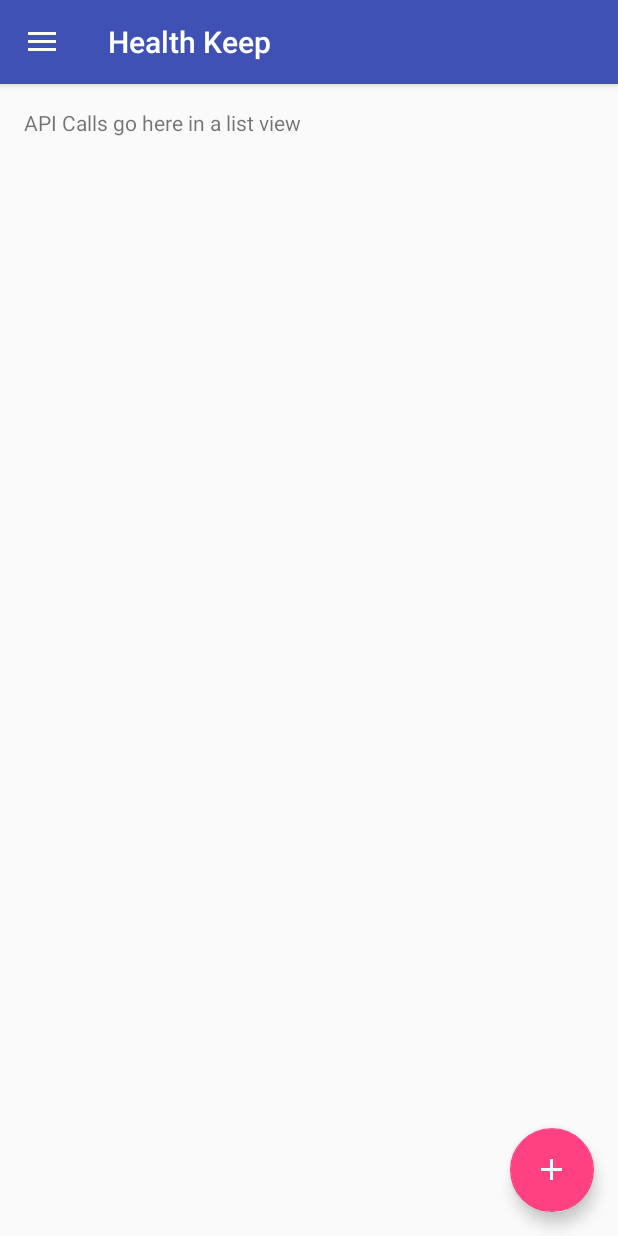
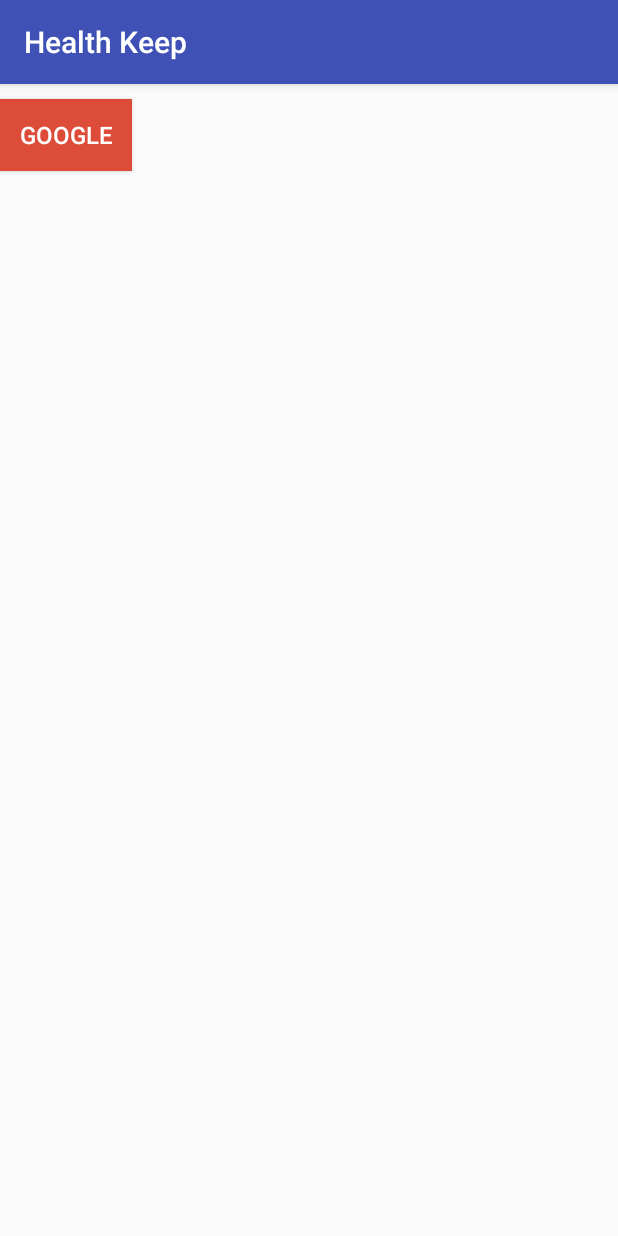
Before and after one commit to addiittya2006/HealthKeep, an Android app: the screen it shows after launch (MainActivity before the commit, Login after it), on a phone screen of 412 x 824 dp. Run offline under Robolectric (Android 15) with nearby library versions, the phone set to English and light mode, and no system bars; 1 statement that could not run was skipped.

Commit message:
login implemented

```diff
--- a/app/build.gradle
+++ b/app/build.gradle
@@ -22,6 +22,7 @@ android {
 dependencies {
     compile fileTree(dir: 'libs', include: ['*.jar'])
     testCompile 'junit:junit:4.12'
-    compile 'com.android.support:appcompat-v7:23.3.0'
+    compile 'com.android.support:appcompat-v7:24.0.0-alpha2'
     compile 'com.android.support:design:23.3.0'
+    compile 'com.google.android.gms:play-services:7.5.0'
 }
--- /dev/null
+++ b/app/src/main/java/com/aaa/cybersrishti/Login.java
@@ -0,0 +1,136 @@
+package com.aaa.cybersrishti;
+
+import android.content.Intent;
+import android.content.IntentSender;
+import android.content.SharedPreferences;
+import android.os.Bundle;
+import android.support.v7.app.ActionBarActivity;
+import android.util.Log;
+import android.view.View;
+import android.widget.Toast;
+
+import com.google.android.gms.common.ConnectionResult;
+import com.google.android.gms.common.Scopes;
+import com.google.android.gms.common.api.GoogleApiClient;
+import com.google.android.gms.common.api.Scope;
+import com.google.android.gms.plus.Plus;
+import com.google.android.gms.plus.model.people.Person;
+
+/**
+ * Created by Anip on 5/7/2016.
+ */
+public class Login extends ActionBarActivity implements GoogleApiClient.ConnectionCallbacks,GoogleApiClient.OnConnectionFailedListener {
+//    CallbackManager callbackManager;
+    SharedPreferences prefs;
+    Person person;
+    private GoogleApiClient mGoogleApiClient;
+    private boolean mIsResolving = false;
+    private boolean mShouldResolve = false;
+    private static final int RC_SIGN_IN = 0;
+
+    @Override
+    public void onCreate(Bundle savedInstanceState) {
+        super.onCreate(savedInstanceState);
+        setContentView(R.layout.login);
+        mGoogleApiClient = new GoogleApiClient.Builder(this)
+                .addConnectionCallbacks(this)
+                .addOnConnectionFailedListener(this)
+                .addApi(Plus.API)
+                .addScope(new Scope(Scopes.PLUS_LOGIN))
+                .addScope(new Scope("email"))
+                .build();
+        Log.i("","entered login act");
+
+    }
+
+    @Override
+    protected void onActivityResult(int requestCode, int resultCode, Intent data) {
+        super.onActivityResult(requestCode, resultCode, data);
+        if (requestCode == RC_SIGN_IN) {
+            // If the error resolution was not successful we should not resolve further.
+            if (resultCode != RESULT_OK) {
+                mShouldResolve = false;
+            } else {
+
+//                dialog.setTitle("Signing In");
+//                dialog.setCancelable(false);
+//                dialog.show();
+            }
+
+            mIsResolving = false;
+            mGoogleApiClient.connect();
+        } else {
+//            callbackManager.onActivityResult(requestCode, resultCode, data);
+
+        }
+    }
+
+    @Override
+    public void onConnected(Bundle bundle) {
+        googleLogin();
+
+    }
+    public void googleLogin(View v) {
+        // User clicked the sign-in button, so begin the sign-in process and automatically
+        // attempt to resolve any errors that occur.
+        mShouldResolve = true;
+        mGoogleApiClient.connect();
+
+        // Show a message to the user that we are signing in.
+        //mStatusTextView.setText(R.string.signing_in);
+    }
+
+    public void googleLogin() {
+        person = Plus.PeopleApi.getCurrentPerson(mGoogleApiClient);
+        if (person != null) {
+            Log.i("hell", "fetching details");
+            final String googleId = person.getId();
+            final String name = person.getDisplayName();
+            final String pic = person.getImage().getUrl();
+            final String birthday = person.getBirthday() != null ? person.getBirthday() : "";
+            Person.AgeRange ageRange = person.getAgeRange();
+            final int ageRangeMin = ageRange != null ? ageRange.getMin() : 0;
+            final int ageRangeMax = ageRange != null ? ageRange.getMax() : 0;
+             final String email = Plus.AccountApi.getAccountName(mGoogleApiClient);
+            final String gender = (person.getGender() == Person.Gender.MALE) ? "male" : "female";
+            final String firstName = person.getName().getGivenName();
+            final String lastName = person.getName().getFamilyName();
+            Toast.makeText(this,name + pic + email,Toast.LENGTH_LONG).show();
+            Intent intent=new Intent(Login.this,MainActivity.class);
+            startActivity(intent);
+
+        }
+        else
+        {
+            Toast.makeText(this,"Error signining in. Please try again",Toast.LENGTH_LONG).show();
+        }
+    }
+
+    @Override
+    public void onConnectionSuspended(int i) {
+
+    }
+
+    @Override
+    public void onConnectionFailed(ConnectionResult connectionResult) {
+        if (!mIsResolving && mShouldResolve) {
+            if (connectionResult.hasResolution()) {
+                try {
+                    connectionResult.startResolutionForResult(this, RC_SIGN_IN);
+                    mIsResolving = true;
+                } catch (IntentSender.SendIntentException e) {
+
+                    mIsResolving = false;
+                    mGoogleApiClient.connect();
+                }
+            } else {
+                // Could not resolve the connection result, show the user an
+                // error dialog.
+//                showErrorDialog(connectionResult);
+            }
+        } else {
+            // Show the signed-out UI
+            //showSignedOutUI();
+        }
+    }
+}
--- /dev/null
+++ b/app/src/main/res/layout/login.xml
@@ -0,0 +1,21 @@
+<?xml version="1.0" encoding="utf-8"?>
+<LinearLayout xmlns:android="http://schemas.android.com/apk/res/android"
+    android:orientation="vertical" android:layout_width="match_parent"
+    android:layout_height="match_parent">
+    <Button
+        android:layout_width="wrap_content"
+        android:layout_height="wrap_content"
+        android:text="Google"
+        android:layout_marginTop="10dp"
+        android:padding="10dp"
+        android:id="@+id/google_login"
+        android:background="@color/google_background"
+        android:textColor="@color/white"
+        android:textSize="16dp"
+        android:clickable="true"
+        android:onClick="googleLogin"
+        android:gravity="center"
+        android:layout_marginBottom="10dp"
+        />
+
+</LinearLayout>
--- a/app/src/main/res/values/colors.xml
+++ b/app/src/main/res/values/colors.xml
@@ -3,4 +3,6 @@
     <color name="colorPrimary">#3F51B5</color>
     <color name="colorPrimaryDark">#303F9F</color>
     <color name="colorAccent">#FF4081</color>
+    <color name="google_background">#dd4b39</color>
+    <color name="white">#fff</color>
 </resources>
```
Also changed, not shown: app/src/main/AndroidManifest.xml (+11 -2 lines), 1 other file.
